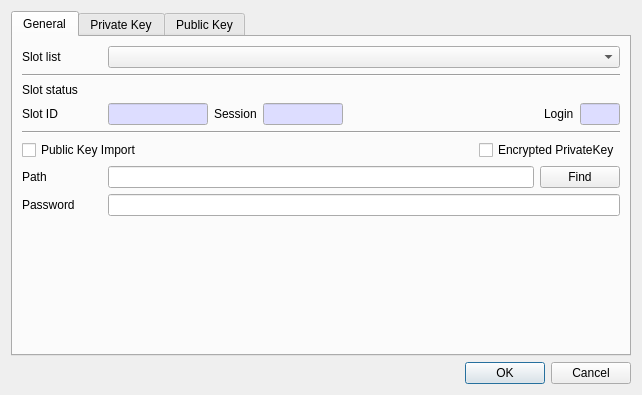
The window that CryptokiMan/import_pri_key_dlg.ui (jykim74/CryptokiMan) describes before a commit, drawn with Qt 5.
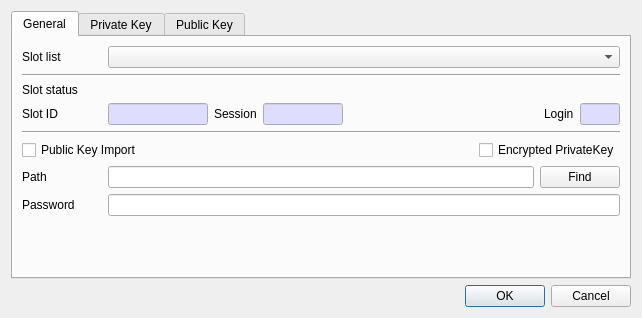
The same window after the commit.

What changed in the file:
```diff
--- a/CryptokiMan/import_pri_key_dlg.ui
+++ b/CryptokiMan/import_pri_key_dlg.ui
@@ -7,7 +7,7 @@
     <x>0</x>
     <y>0</y>
     <width>642</width>
-    <height>395</height>
+    <height>304</height>
    </rect>
   </property>
   <property name="windowTitle">
```
